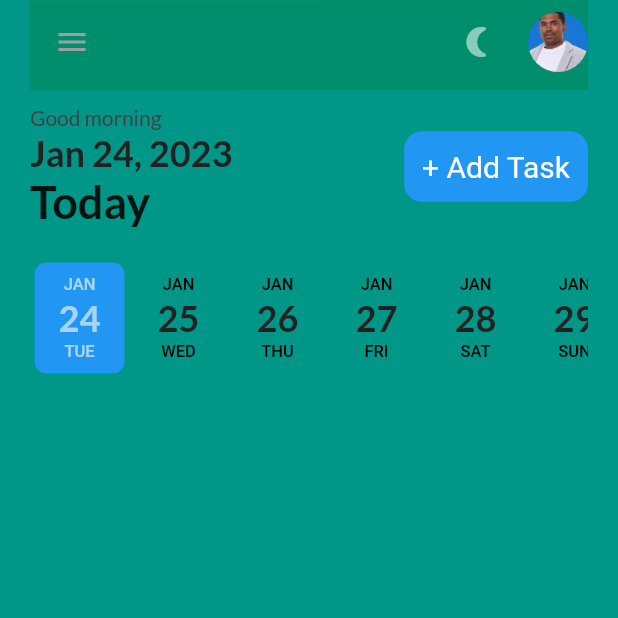
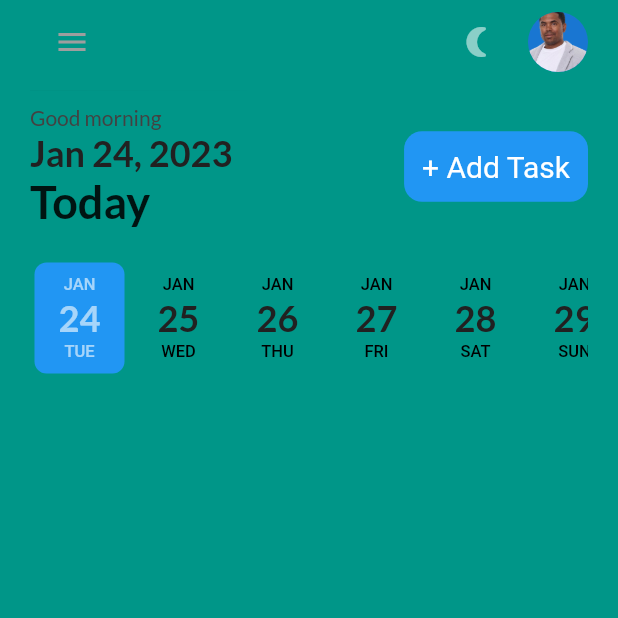
Before and after one commit to Angel-cuba/Full_Stack_Flutter, a Flutter app: the screen it shows after launch, on a phone screen of 412 x 824 dp, the top half of it. Run offline on Flutter 3.47's test engine with Material 2 defaults, Android fonts, the phone set to English and light mode, and no system bars; drawn by our look-alikes of date_picker_timeline; our stand-ins replace flutter_local_notifications, google_fonts, shared_preferences, timezone.

Commit message:
Update header bg-color

```diff
--- a/lib/ui/theme/theme.dart
+++ b/lib/ui/theme/theme.dart
@@ -7,7 +7,7 @@ const Color whiteColor = Colors.white;
 const Color darkGrayColor = Colors.black54;
 //Header color
 // ignore: unnecessary_const
-const lightHeader = Color.fromARGB(204, 0, 150, 110);
+const lightHeader = Colors.teal;
 const darkHeader = Colors.black38;
 
 class AppTheme {
```
